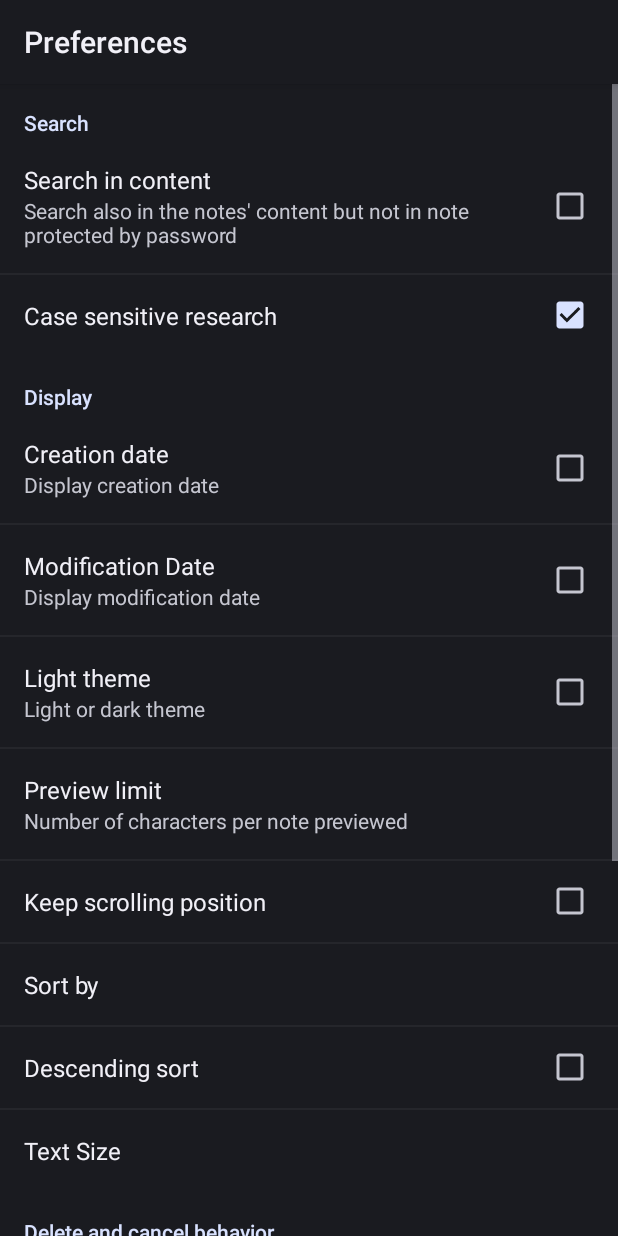
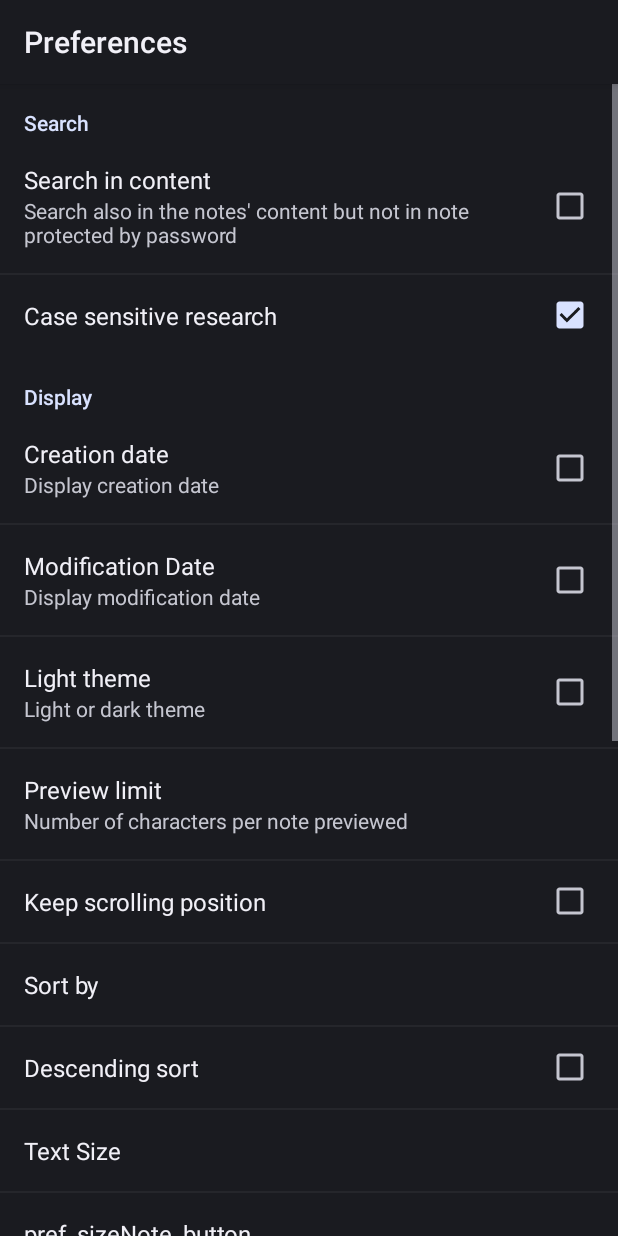
Before and after one commit to Varlorg/uNote, an Android app: the screen it shows after launch (Preference), after a tap on "SETTINGS", on a phone screen of 412 x 824 dp. Run offline under Robolectric (Android 15) with nearby library versions, the light colour scheme and no system bars.

Commit message:
Add offset size for button and force horizontal buttons postion

```diff
--- a/app/src/main/java/app/varlorg/unote/NoteEdition.java
+++ b/app/src/main/java/app/varlorg/unote/NoteEdition.java
@@ -120,7 +120,8 @@ public class NoteEdition extends Activity
             @Override
             public void run()
             {
-                if (buttonQuit.getLineCount() > 1 || buttonSave.getLineCount() > 1)
+                Boolean forceButtons_horizontal = pref.getBoolean("pref_forceEditionButtonsH", false);
+                if ((buttonQuit.getLineCount() > 1 || buttonSave.getLineCount() > 1) && !forceButtons_horizontal)
                 {
                     buttonsBar.setOrientation(LinearLayout.VERTICAL);
                     buttonQuit.getLayoutParams().width = ActionBar.LayoutParams.MATCH_PARENT;
--- a/app/src/main/java/app/varlorg/unote/NoteMain.java
+++ b/app/src/main/java/app/varlorg/unote/NoteMain.java
@@ -204,17 +204,20 @@ public class NoteMain extends Activity
         final Button buttonAddNote = (Button)findViewById(R.id.addNoteButton);
         final Button buttonSearch  = (Button)findViewById(R.id.returnSearch);
         final Button buttonReturn  = (Button)findViewById(R.id.returnButton);
-        buttonAddNote.setTextSize(textSize);
-        buttonSearch.setTextSize(textSize);
-        buttonReturn.setTextSize(textSize);
+        int textSizeButton = Integer.parseInt(pref.getString("pref_sizeNote_button", "0" ));
+        buttonAddNote.setTextSize(textSize + textSizeButton);
+        buttonSearch.setTextSize(textSize + textSizeButton);
+        buttonReturn.setTextSize(textSize + textSizeButton);
 
         final LinearLayout buttonsBar = (LinearLayout)findViewById(R.id.buttons);
+
         buttonsBar.post(new Runnable()
         {
             @Override
             public void run()
             {
-                if (buttonAddNote.getLineCount() > 1 || buttonSearch.getLineCount() > 1 || buttonReturn.getLineCount() > 1)
+                Boolean forceButtons_horizontal = pref.getBoolean("pref_forceButtonsH", false);
+                if ((buttonAddNote.getLineCount() > 1 || buttonSearch.getLineCount() > 1 || buttonReturn.getLineCount() > 1) && !forceButtons_horizontal )
                 {
                     buttonsBar.setOrientation(LinearLayout.VERTICAL);
                     buttonAddNote.getLayoutParams().width = ActionBar.LayoutParams.MATCH_PARENT;
--- a/app/src/main/res/xml/preference.xml
+++ b/app/src/main/res/xml/preference.xml
@@ -51,6 +51,19 @@ android:title="@string/preferences">
 			android:defaultValue="18"
 			android:entries="@array/textSize"
 			android:entryValues="@array/textSizeValues" />
+		<EditTextPreference
+			android:key="pref_sizeNote_button"
+			android:inputType="number|numberDecimal|numberSigned"
+			android:defaultValue="0"
+			android:maxLength="3"
+			android:title="pref_sizeNote_button"
+			/>
+		<CheckBoxPreference android:title="pref_forceButtonsH" android:key="pref_forceButtonsH"
+			android:defaultValue="false"
+			/>
+		<CheckBoxPreference android:title="pref_forceEditionButtonsH" android:key="pref_forceEditionButtonsH"
+			android:defaultValue="false"
+			/>
 	</PreferenceCategory>
 
 	<PreferenceCategory
```
